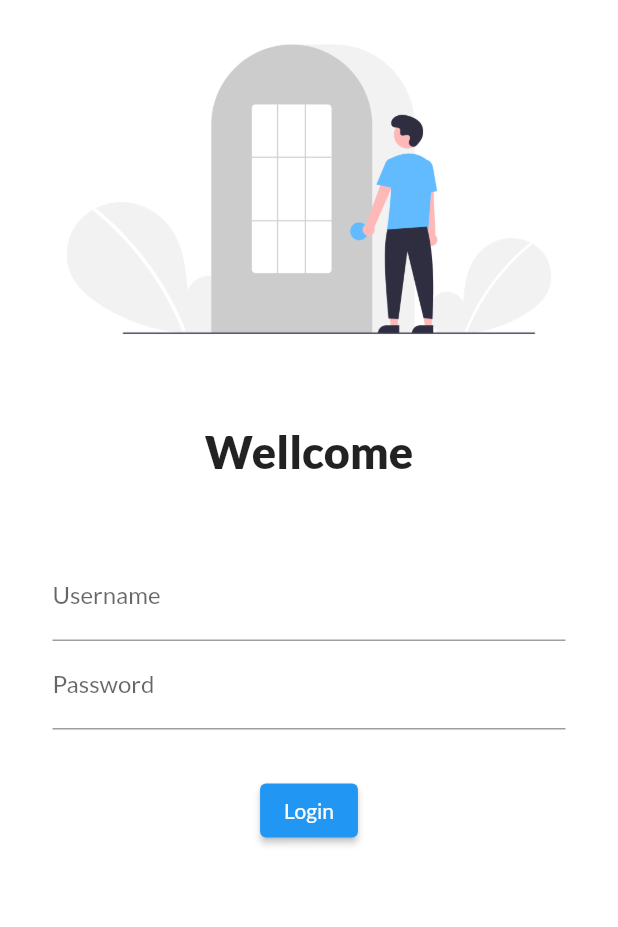
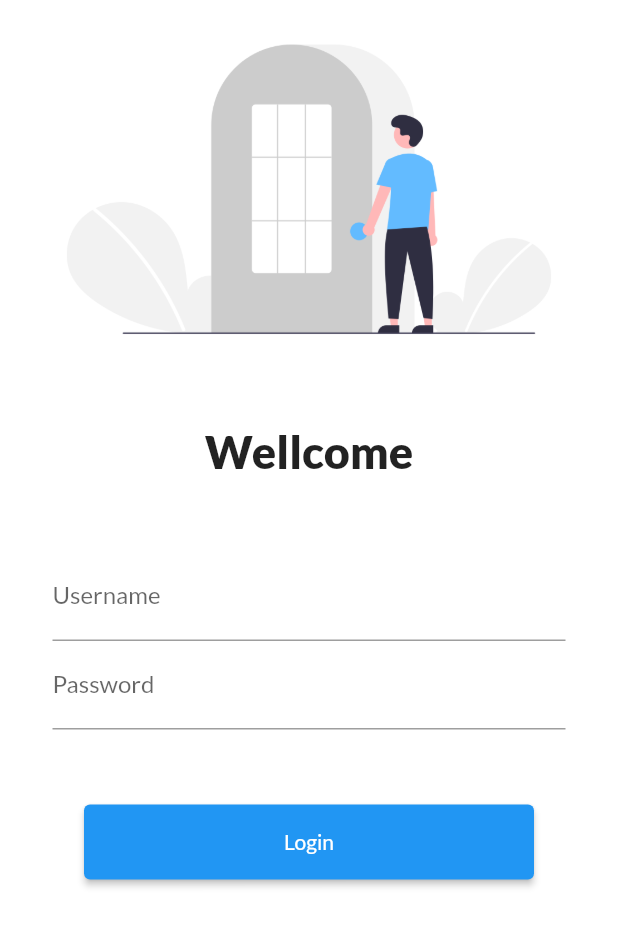
Before and after one commit to AabhashK/My_First_Flutter_Application, a Flutter app: the screen it shows after launch, on a phone screen of 412 x 824 dp. Shown: the top 927 px of the screen. Run offline on Flutter 3.47's test engine with Material 2 defaults, Android fonts, the phone set to English and light mode, and no system bars; our stand-ins replace google_fonts.

Commit message:
day 5 completed

```diff
--- a/lib/main.dart
+++ b/lib/main.dart
@@ -1,4 +1,5 @@
 import 'package:app1/pages/login.dart';
+import 'package:app1/utils/routs.dart';
 import "package:flutter/material.dart";
 import 'pages/home.dart';
 import 'package:google_fonts/google_fonts.dart';
@@ -16,11 +17,12 @@ class MyApp extends StatelessWidget {
         primarySwatch: Colors.blue,
         fontFamily: GoogleFonts.lato().fontFamily,
       ),
+      debugShowCheckedModeBanner: false,
       darkTheme: ThemeData(brightness: Brightness.dark),
       routes: {
         "/": (context) => Login(),
-        "/Home": (context) => Homepage(),
-        "/Login": (context) => Login(),
+        MyRouts.homeroute: (context) => Homepage(),
+        MyRouts.loginroute: (context) => Login(),
       },
     );
   }
--- a/lib/pages/login.dart
+++ b/lib/pages/login.dart
@@ -1,3 +1,4 @@
+import 'package:app1/utils/routs.dart';
 import 'package:flutter/material.dart';
 
 class Login extends StatelessWidget {
@@ -7,6 +8,7 @@ class Login extends StatelessWidget {
   Widget build(BuildContext context) {
     return Material(
       color: Colors.white,
+      child: SingleChildScrollView(
           child: Column(
         children: [
           Image.asset(
@@ -27,8 +29,7 @@ class Login extends StatelessWidget {
             height: 30.0,
           ),
           Padding(
-              padding:
-                  const EdgeInsets.symmetric(vertical: 20.0, horizontal: 35),
+            padding: const EdgeInsets.symmetric(vertical: 20.0, horizontal: 35),
             child: Column(
               children: [
                 TextFormField(
@@ -45,20 +46,22 @@ class Login extends StatelessWidget {
                   ),
                 ),
                 SizedBox(
-                    height: 30.0,
+                  height: 50.0,
                 ),
                 ElevatedButton(
                   child: Text(
                     "Login",
                   ),
+                  style: TextButton.styleFrom(minimumSize: Size(300, 50)),
                   onPressed: () {
-                      print("Hi Developer");
+                    Navigator.pushNamed(context, MyRouts.homeroute);
                   },
                 ),
               ],
             ),
           ),
         ],
-        ));
+      )),
+    );
   }
 }
--- /dev/null
+++ b/lib/utils/routs.dart
@@ -0,0 +1,4 @@
+class MyRouts {
+  static String loginroute = "/login";
+  static String homeroute = "/home";
+}
```
Lines whose indentation alone changed are shown as unchanged.
